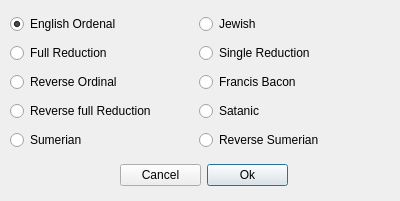
The window that selectdialog.ui (QTinman/GAnalyzer) describes before a commit, drawn with Qt 5.
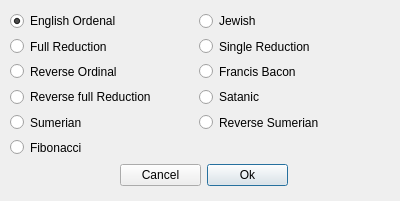
The same window after the commit.

Commit message:
Add Fibonacci cipher with palindrome mapping (A=1..M=233..Z=1)
Implements the Fibonacci gematria cipher as a toggleable option.
The cipher uses a mirrored Fibonacci sequence: letters A-M map to
F(1)-F(13), and letters N-Z mirror back from F(13)-F(1).

Integrated across all cipher paths: analysis, history search,
phrase comparison, date comparison, List Ciphers, /r toggle,
select dialog, and settings persistence.

https://claude.ai/code/session_0135zVzgse2ykBXqQyP2wZeh

```diff
--- a/selectdialog.ui
+++ b/selectdialog.ui
@@ -128,6 +128,13 @@
       </property>
      </widget>
     </item>
+    <item row="5" column="0">
+     <widget class="QRadioButton" name="Fibonacci">
+      <property name="text">
+       <string>Fibonacci</string>
+      </property>
+     </widget>
+    </item>
    </layout>
   </widget>
  </widget>
```
The commit also changes 7 other files.
